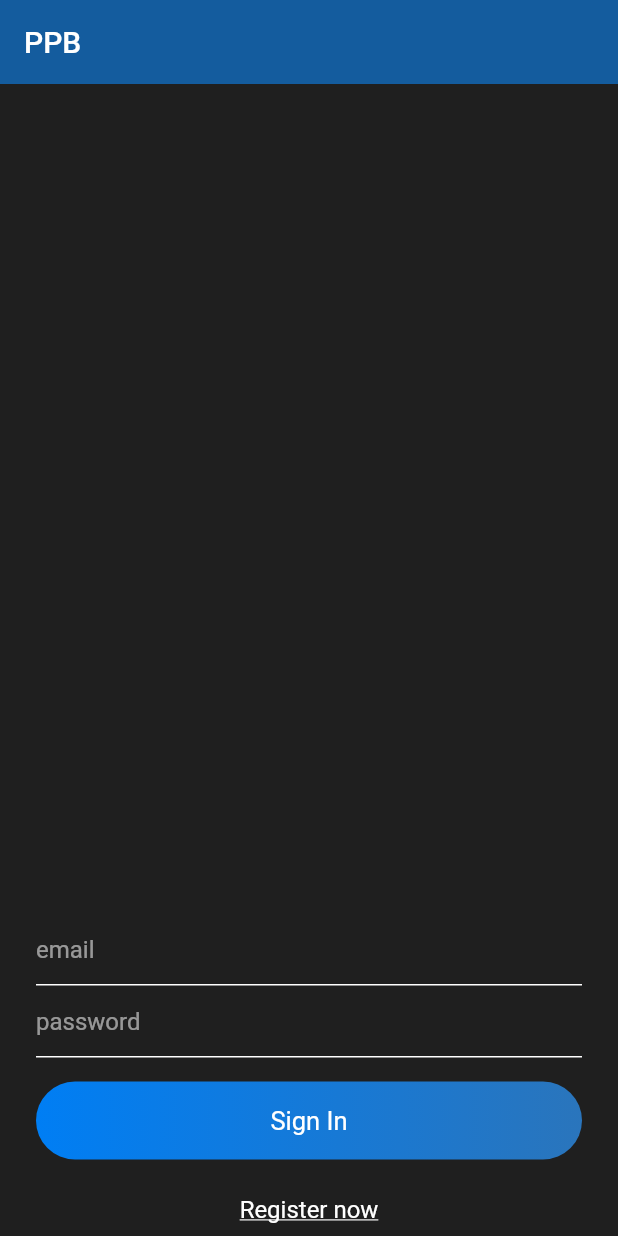
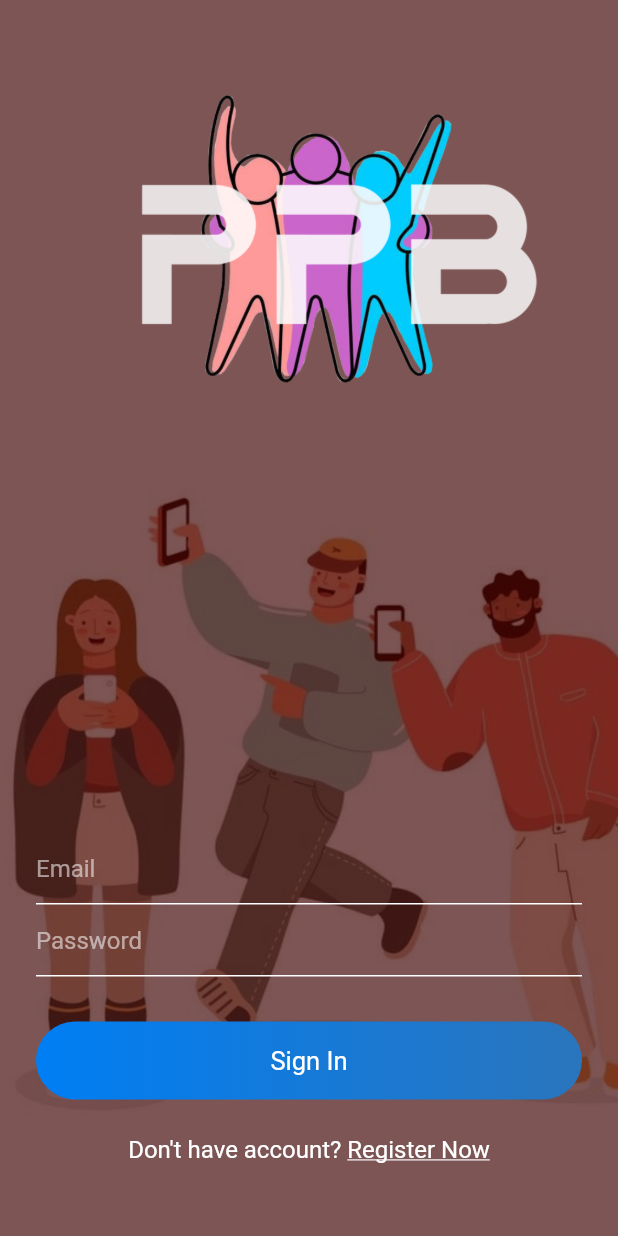
Before and after one commit to presyosgept/messenger, a Flutter app: the screen it shows after launch, on a phone screen of 412 x 824 dp. Run offline on Flutter 3.47's test engine with Material 2 defaults, Android fonts, the phone set to English and light mode, and no system bars; our stand-ins replace cloud_firestore, firebase_auth, firebase_core, shared_preferences; accounts and stored records are empty.

Commit message:
I added a UI in the Sign In and Sign Up. And modify some changes

```diff
--- a/lib/views/signin.dart
+++ b/lib/views/signin.dart
@@ -1,7 +1,4 @@
-import 'package:cloud_firestore/cloud_firestore.dart';
-import 'package:messenger/helper/helperfunctions.dart';
 import 'package:messenger/services/auth.dart';
-import 'package:messenger/services/database.dart';
 import 'package:messenger/views/chatRoomsScreen.dart';
 import 'package:messenger/views/signup.dart';
 import 'package:messenger/widget/widget.dart';
@@ -22,22 +19,10 @@ class _SignInState extends State<SignIn> {
   final formKey = GlobalKey<FormState>();
 
   bool isLoading = false;
-  QuerySnapshot snapshotUserInfo;
   AuthMethods authMethods = new AuthMethods();
-  DatabaseMethods databaseMethods = new DatabaseMethods();
 
   singIn() async {
     if (formKey.currentState.validate()) {
-      HelperFunctions.saveUserEmailSharedPreference(
-          emailEditingController.text);
-
-      databaseMethods
-          .getUserbyUserEmail(emailEditingController.text)
-          .then((result) {
-        snapshotUserInfo = result;
-        HelperFunctions.saveUserNameSharedPreference(
-            snapshotUserInfo.docs[0].data()["name"]);
-      });
       setState(() {
         isLoading = true;
       });
@@ -46,11 +31,8 @@ class _SignInState extends State<SignIn> {
           .signInWithEmailAndPassword(
               emailEditingController.text, passwordEditingController.text)
           .then((result) {
-        if (result != null) {
-          HelperFunctions.saveUserLoggedInSharedPreference(true);
         Navigator.pushReplacement(
             context, MaterialPageRoute(builder: (context) => ChatRoom()));
-        }
       });
     }
   }
@@ -58,17 +40,39 @@ class _SignInState extends State<SignIn> {
   @override
   Widget build(BuildContext context) {
     return Scaffold(
+        // backgroundColor: Colors.lightBlue,
         // resizeToAvoidBottomInset: false,
-      appBar: appBarMain(context),
-      body: isLoading
+        body: SafeArea(
+      child: Container(
+        decoration: BoxDecoration(
+          image: DecorationImage(
+            image: AssetImage('assets/images/backnew2.png'),
+            fit: BoxFit.cover,
+          ),
+        ),
+        child: Padding(
+          padding: const EdgeInsets.symmetric(horizontal: 24),
+          child: isLoading
               ? Container(
                   child: Center(child: CircularProgressIndicator()),
                 )
               : Container(
-              padding: EdgeInsets.symmetric(horizontal: 24),
+                  // padding: EdgeInsets.symmetric(horizontal: 24),
                   child: Column(
                     children: [
-                  Spacer(),
+                      Spacer(
+                        flex: 2,
+                      ),
+                      // Image.asset(
+                      //   MediaQuery.of(context).platformBrightness ==
+                      //           Brightness.light
+                      //       ? "assets/images/mwhite.png"
+                      //       : "assets/images/mblack.png",
+                      //   height: 150,
+                      // ),
+                      Spacer(
+                        flex: 2,
+                      ),
                       Form(
                         key: formKey,
                         child: Column(
@@ -83,7 +87,7 @@ class _SignInState extends State<SignIn> {
                               },
                               controller: emailEditingController,
                               style: simpleTextStyle(),
-                          decoration: textFieldInputDecoration("email"),
+                              decoration: textFieldInputDecoration("Email"),
                             ),
                             TextFormField(
                               obscureText: true,
@@ -94,14 +98,12 @@ class _SignInState extends State<SignIn> {
                               },
                               style: simpleTextStyle(),
                               controller: passwordEditingController,
-                          decoration: textFieldInputDecoration("password"),
+                              decoration: textFieldInputDecoration("Password"),
                             ),
                           ],
                         ),
                       ),
-                  SizedBox(
-                    height: 16,
-                  ),
+                      SizedBox(height: 30),
                       GestureDetector(
                         onTap: () {
                           singIn();
@@ -130,10 +132,10 @@ class _SignInState extends State<SignIn> {
                       Row(
                         mainAxisAlignment: MainAxisAlignment.center,
                         children: [
-                      // Text(
-                      //   "Don't have account? ",
-                      //   style: simpleTextStyle(),
-                      // ),
+                          Text(
+                            "Don't have account? ",
+                            style: simpleTextStyle(),
+                          ),
                           GestureDetector(
                             onTap: () {
                               widget.toggle();
@@ -141,7 +143,7 @@ class _SignInState extends State<SignIn> {
                             child: Container(
                               padding: EdgeInsets.symmetric(vertical: 8),
                               child: Text(
-                            "Register now",
+                                "Register Now",
                                 style: TextStyle(
                                     color: Colors.white,
                                     fontSize: 16,
@@ -149,14 +151,16 @@ class _SignInState extends State<SignIn> {
                               ),
                             ),
                           ),
-                      SizedBox(
-                        height:10.0
+                        ],
+                      ),
+                      Padding(
+                        padding: EdgeInsets.symmetric(vertical: 20),
                       )
                     ],
                   ),
-                ],
                 ),
         ),
-    );
+      ),
+    ));
   }
 }
--- a/pubspec.yaml
+++ b/pubspec.yaml
@@ -49,8 +49,8 @@ flutter:
   uses-material-design: true
 
   # To add assets to your application, add an assets section, like this:
-  #assets:
-  #   - images/a_dot_ham.jpeg
+  assets:
+    - assets/images/
   #   - images/a_dot_ham.jpeg
 
   # An image asset can refer to one or more resolution-specific "variants", see
```
Also changed, not shown: lib/views/signup.dart (+21 -10 lines), assets/images/backnew2.png (added), assets/images/backnew5.png (added), assets/images/backnew9.png (added), pubspec.lock. Lines whose indentation alone changed are shown as unchanged.
